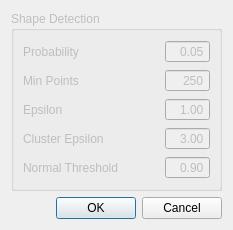
Qt form Settings_dialog.ui (aboudev/alg_vis) before a commit.
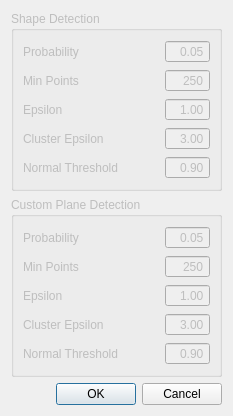
The same form after that commit.

Commit message: add custom constrained plane detection

Diff of the .ui file:
```diff
--- a/Settings_dialog.ui
+++ b/Settings_dialog.ui
@@ -7,7 +7,7 @@
     <x>0</x>
     <y>0</y>
     <width>275</width>
-    <height>231</height>
+    <height>412</height>
    </rect>
   </property>
   <property name="windowTitle">
@@ -167,6 +167,156 @@
      </layout>
     </widget>
    </item>
+   <item>
+    <widget class="QGroupBox" name="cplane_detection">
+     <property name="enabled">
+      <bool>false</bool>
+     </property>
+     <property name="title">
+      <string>Custom Plane Detection</string>
+     </property>
+     <layout class="QVBoxLayout" name="verticalLayout_3">
+      <item>
+       <layout class="QGridLayout" name="gridLayout_2">
+        <item row="0" column="1">
+         <spacer name="horizontalSpacer_2">
+          <property name="orientation">
+           <enum>Qt::Horizontal</enum>
+          </property>
+          <property name="sizeHint" stdset="0">
+           <size>
+            <width>40</width>
+            <height>20</height>
+           </size>
+          </property>
+         </spacer>
+        </item>
+        <item row="3" column="0">
+         <widget class="QLabel" name="label_6">
+          <property name="text">
+           <string>Cluster Epsilon</string>
+          </property>
+         </widget>
+        </item>
+        <item row="1" column="0">
+         <widget class="QLabel" name="label_7">
+          <property name="text">
+           <string>Min Points</string>
+          </property>
+         </widget>
+        </item>
+        <item row="2" column="0">
+         <widget class="QLabel" name="label_8">
+          <property name="text">
+           <string>Epsilon</string>
+          </property>
+         </widget>
+        </item>
+        <item row="0" column="2">
+         <widget class="QDoubleSpinBox" name="cplane_detection_probability">
+          <property name="alignment">
+           <set>Qt::AlignRight|Qt::AlignTrailing|Qt::AlignVCenter</set>
+          </property>
+          <property name="buttonSymbols">
+           <enum>QAbstractSpinBox::NoButtons</enum>
+          </property>
+          <property name="maximum">
+           <double>1.000000000000000</double>
+          </property>
+          <property name="singleStep">
+           <double>0.010000000000000</double>
+          </property>
+          <property name="value">
+           <double>0.050000000000000</double>
+          </property>
+         </widget>
+        </item>
+        <item row="0" column="0">
+         <widget class="QLabel" name="label_9">
+          <property name="text">
+           <string>Probability</string>
+          </property>
+         </widget>
+        </item>
+        <item row="4" column="0">
+         <widget class="QLabel" name="label_10">
+          <property name="text">
+           <string>Normal Threshold</string>
+          </property>
+         </widget>
+        </item>
+        <item row="2" column="2">
+         <widget class="QDoubleSpinBox" name="cplane_detection_epsilon">
+          <property name="alignment">
+           <set>Qt::AlignRight|Qt::AlignTrailing|Qt::AlignVCenter</set>
+          </property>
+          <property name="buttonSymbols">
+           <enum>QAbstractSpinBox::NoButtons</enum>
+          </property>
+          <property name="singleStep">
+           <double>0.200000000000000</double>
+          </property>
+          <property name="value">
+           <double>1.000000000000000</double>
+          </property>
+         </widget>
+        </item>
+        <item row="3" column="2">
+         <widget class="QDoubleSpinBox" name="cplane_detection_cluster_epsilon">
+          <property name="alignment">
+           <set>Qt::AlignRight|Qt::AlignTrailing|Qt::AlignVCenter</set>
+          </property>
+          <property name="buttonSymbols">
+           <enum>QAbstractSpinBox::NoButtons</enum>
+          </property>
+          <property name="value">
+           <double>3.000000000000000</double>
+          </property>
+         </widget>
+        </item>
+        <item row="4" column="2">
+         <widget class="QDoubleSpinBox" name="cplane_detection_normal_threshold">
+          <property name="alignment">
+           <set>Qt::AlignRight|Qt::AlignTrailing|Qt::AlignVCenter</set>
+          </property>
+          <property name="buttonSymbols">
+           <enum>QAbstractSpinBox::NoButtons</enum>
+          </property>
+          <property name="maximum">
+           <double>1.000000000000000</double>
+          </property>
+          <property name="singleStep">
+           <double>0.050000000000000</double>
+          </property>
+          <property name="value">
+           <double>0.900000000000000</double>
+          </property>
+         </widget>
+        </item>
+        <item row="1" column="2">
+         <widget class="QSpinBox" name="cplane_detection_min_points">
+          <property name="alignment">
+           <set>Qt::AlignRight|Qt::AlignTrailing|Qt::AlignVCenter</set>
+          </property>
+          <property name="buttonSymbols">
+           <enum>QAbstractSpinBox::NoButtons</enum>
+          </property>
+          <property name="maximum">
+           <number>99999</number>
+          </property>
+          <property name="singleStep">
+           <number>100</number>
+          </property>
+          <property name="value">
+           <number>250</number>
+          </property>
+         </widget>
+        </item>
+       </layout>
+      </item>
+     </layout>
+    </widget>
+   </item>
    <item>
     <widget class="QDialogButtonBox" name="buttonBox">
      <property name="orientation">
```
The commit also changes 9 other files.
